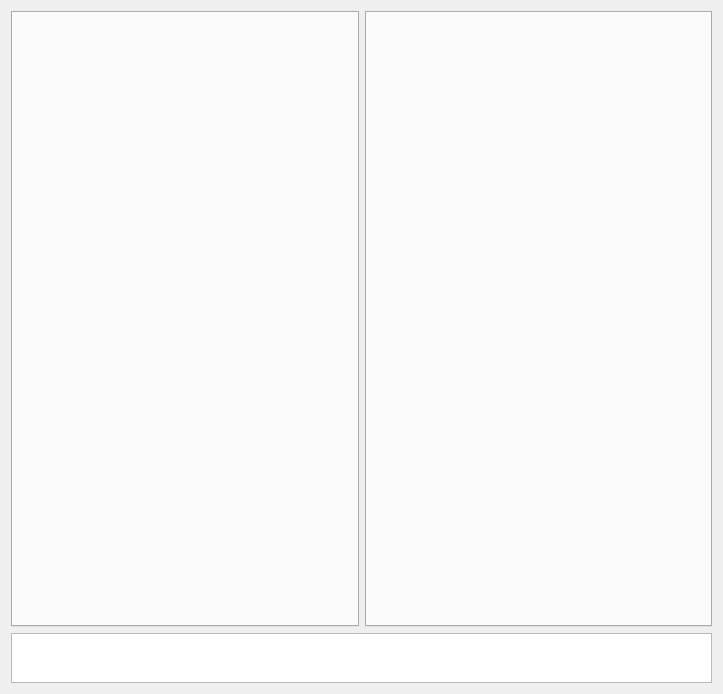
The window that resources/dialog.ui (qpskcn1/tk-desktop-timecard) describes before a commit, drawn with Qt 5.
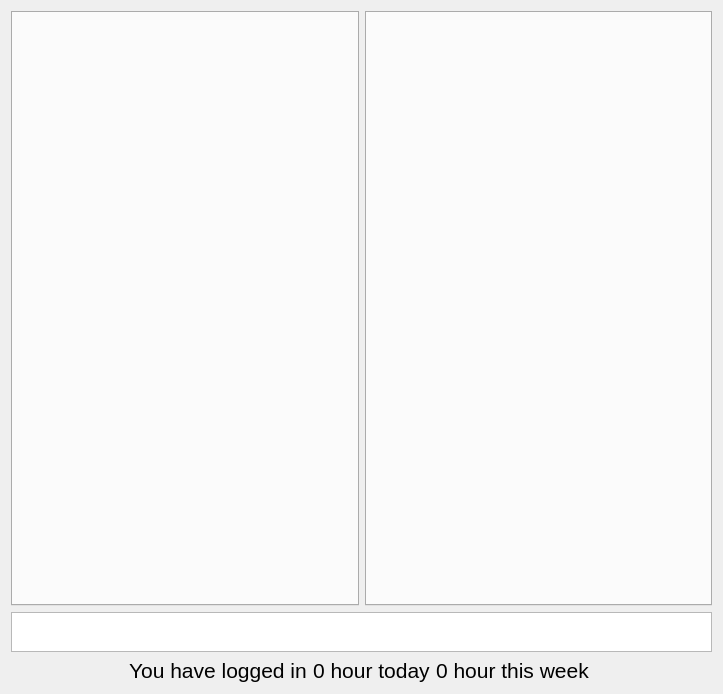
The same window after the commit.

Diff of the .ui file:
```diff
--- a/resources/dialog.ui
+++ b/resources/dialog.ui
@@ -52,7 +52,7 @@
      </item>
     </layout>
    </item>
-   <item row="1" column="0" colspan="2">
+   <item row="2" column="0" colspan="2">
     <widget class="QTextBrowser" name="textBrowser">
      <property name="sizePolicy">
       <sizepolicy hsizetype="Expanding" vsizetype="Fixed">
@@ -63,11 +63,84 @@
      <property name="maximumSize">
       <size>
        <width>16777215</width>
-       <height>50</height>
+       <height>40</height>
       </size>
      </property>
     </widget>
    </item>
+   <item row="3" column="0">
+    <layout class="QHBoxLayout" name="horizontalLayout_2" stretch="0,0,0,0">
+     <property name="sizeConstraint">
+      <enum>QLayout::SetDefaultConstraint</enum>
+     </property>
+     <item>
+      <spacer name="horizontalSpacer_2">
+       <property name="orientation">
+        <enum>Qt::Horizontal</enum>
+       </property>
+       <property name="sizeHint" stdset="0">
+        <size>
+         <width>40</width>
+         <height>20</height>
+        </size>
+       </property>
+      </spacer>
+     </item>
+     <item>
+      <widget class="QLabel" name="time_sum_label">
+       <property name="font">
+        <font>
+         <pointsize>16</pointsize>
+        </font>
+       </property>
+       <property name="text">
+        <string>You have logged in</string>
+       </property>
+      </widget>
+     </item>
+     <item>
+      <layout class="QHBoxLayout" name="horizontalLayout_3">
+       <item>
+        <widget class="QLabel" name="time_sum_today_label">
+         <property name="font">
+          <font>
+           <pointsize>16</pointsize>
+          </font>
+         </property>
+         <property name="text">
+          <string>0 hour today</string>
+         </property>
+        </widget>
+       </item>
+       <item>
+        <widget class="QLabel" name="time_sum_week_label">
+         <property name="font">
+          <font>
+           <pointsize>16</pointsize>
+          </font>
+         </property>
+         <property name="text">
+          <string>0 hour this week</string>
+         </property>
+        </widget>
+       </item>
+      </layout>
+     </item>
+     <item>
+      <spacer name="horizontalSpacer">
+       <property name="orientation">
+        <enum>Qt::Horizontal</enum>
+       </property>
+       <property name="sizeHint" stdset="0">
+        <size>
+         <width>40</width>
+         <height>20</height>
+        </size>
+       </property>
+      </spacer>
+     </item>
+    </layout>
+   </item>
   </layout>
  </widget>
  <resources>
```
